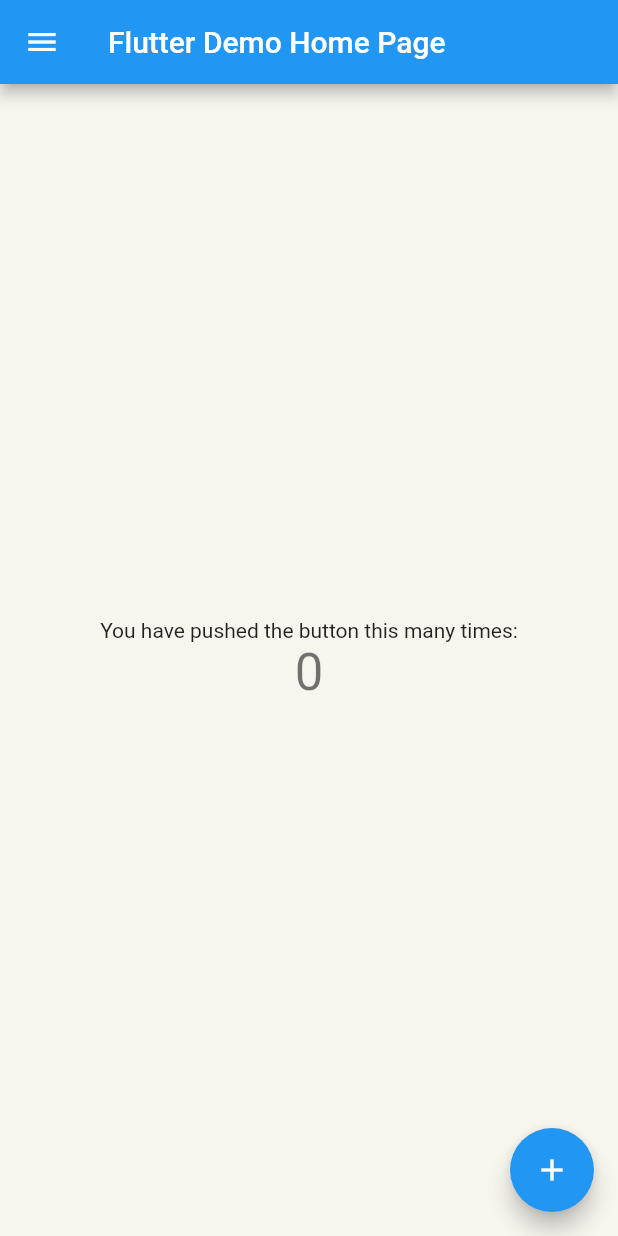
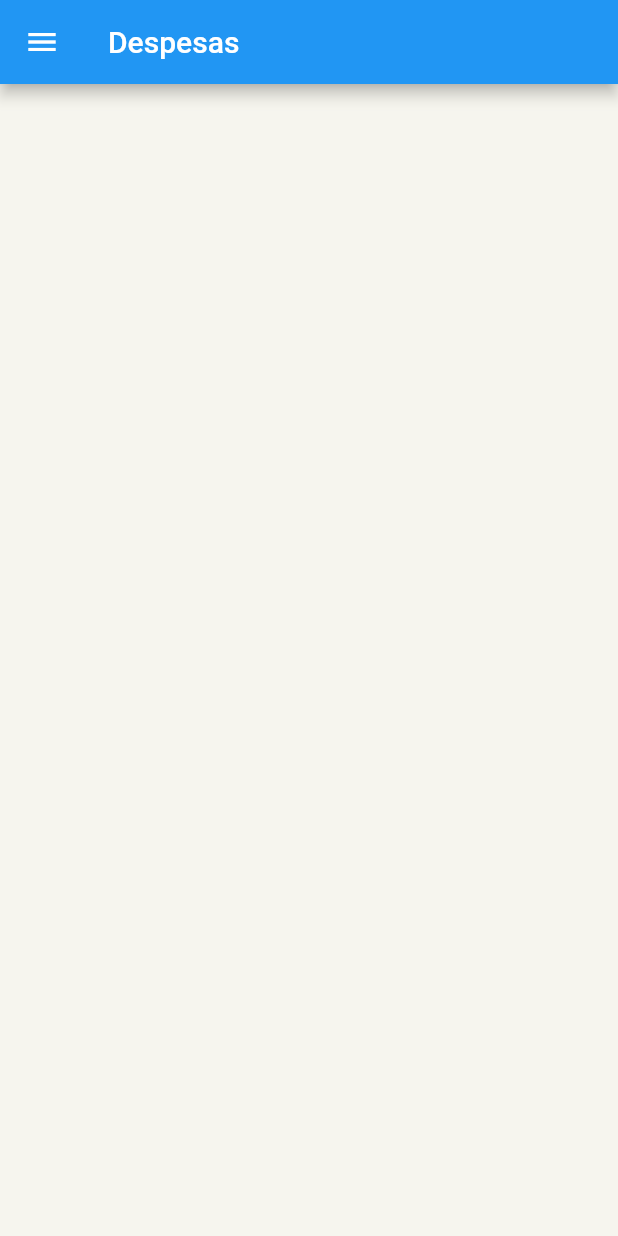
Before and after one commit to AdrianoJunior/condapp_bloc, a Flutter app: the screen it shows after launch, on a phone screen of 412 x 824 dp. Run offline on Flutter 3.47's test engine with Material 2 defaults, Android fonts, the phone set to English and light mode, and no system bars; our stand-ins replace firebase_auth, flutter_vector_icons, package_info_plus; accounts and stored records are empty.

Commit message:
Arquivos iniciais das páginas com rotas nomeadas

```diff
--- a/lib/main.dart
+++ b/lib/main.dart
@@ -1,6 +1,5 @@
-import 'package:cond_app/pages/splash/splash_page.dart';
-import 'package:cond_app/widgets/drawer_list.dart';
-import 'package:flutter/material.dart';
+import 'package:cond_app/utils/exports.dart';
+import 'package:flutter/foundation.dart' show kIsWeb;
 
 void main() {
   runApp(const MyApp());
@@ -18,80 +17,8 @@
         primarySwatch: Colors.blue,
         scaffoldBackgroundColor: const Color(0xFFf6f5ee),
       ),
-      initialRoute: '/splash',
-      routes: {
-        '/': (context) => const MyHomePage(title: 'title'),
-
-        '/splash/': (context) => const SplashPage(),
-      },
-      home: const MyHomePage(title: 'Flutter Demo Home Page'),
+      initialRoute: kIsWeb ? '/login/' : '/splash/',
+      routes: Routes().getRoutes(),
     );
   }
 }
-
-class MyHomePage extends StatefulWidget {
-  const MyHomePage({Key? key, required this.title}) : super(key: key);
-
-
-  final String title;
-
-  @override
-  State<MyHomePage> createState() => _MyHomePageState();
-}
-
-class _MyHomePageState extends State<MyHomePage> {
-  int _counter = 0;
-
-  void _incrementCounter() {
-    setState(() {
-      _counter++;
-    });
-  }
-
-  @override
-  Widget build(BuildContext context) {
-    return Scaffold(
-      drawer: DrawerList(),
-      appBar: AppBar(
-        // Here we take the value from the MyHomePage object that was created by
-        // the App.build method, and use it to set our appbar title.
-        title: Text(widget.title),
-      ),
-      body: Center(
-        // Center is a layout widget. It takes a single child and positions it
-        // in the middle of the parent.
-        child: Column(
-          // Column is also a layout widget. It takes a list of children and
-          // arranges them vertically. By default, it sizes itself to fit its
-          // children horizontally, and tries to be as tall as its parent.
-          //
-          // Invoke "debug painting" (press "p" in the console, choose the
-          // "Toggle Debug Paint" action from the Flutter Inspector in Android
-          // Studio, or the "Toggle Debug Paint" command in Visual Studio Code)
-          // to see the wireframe for each widget.
-          //
-          // Column has various properties to control how it sizes itself and
-          // how it positions its children. Here we use mainAxisAlignment to
-          // center the children vertically; the main axis here is the vertical
-          // axis because Columns are vertical (the cross axis would be
-          // horizontal).
-          mainAxisAlignment: MainAxisAlignment.center,
-          children: <Widget>[
-            const Text(
-              'You have pushed the button this many times:',
-            ),
-            Text(
-              '$_counter',
-              style: Theme.of(context).textTheme.headline4,
-            ),
-          ],
-        ),
-      ),
-      floatingActionButton: FloatingActionButton(
-        onPressed: _incrementCounter,
-        tooltip: 'Increment',
-        child: const Icon(Icons.add),
-      ), // This trailing comma makes auto-formatting nicer for build methods.
-    );
-  }
-}
--- /dev/null
+++ b/lib/pages/condominio/despesas/despesas_page.dart
@@ -0,0 +1,23 @@
+import 'package:cond_app/utils/exports.dart';
+
+class DespesasPage extends StatefulWidget {
+  const DespesasPage({Key? key}) : super(key: key);
+
+  @override
+  _DespesasPageState createState() => _DespesasPageState();
+}
+
+class _DespesasPageState extends State<DespesasPage> {
+  @override
+  Widget build(BuildContext context) {
+    return Scaffold(
+      appBar: AppBar(title: Text("Despesas"),),
+      body: _body(),
+      drawer: DrawerList(),
+    );
+  }
+
+  _body() {
+    return Container();
+  }
+}
--- a/lib/pages/splash/splash_page.dart
+++ b/lib/pages/splash/splash_page.dart
@@ -1,4 +1,4 @@
-import 'package:flutter/material.dart';
+import 'package:cond_app/utils/exports.dart';
 
 class SplashPage extends StatefulWidget {
   const SplashPage({Key? key}) : super(key: key);
@@ -13,7 +13,7 @@
   void initState() {
     super.initState();
 
-    Future.delayed(Duration(seconds: 3)).then((value) => Navigator.pushReplacementNamed(context, '/'));
+    Future.delayed(const Duration(seconds: 5)).then((value) => Navigator.pushReplacementNamed(context, '/'));
   }
 
   @override
--- /dev/null
+++ b/lib/routes/routes.dart
@@ -0,0 +1,17 @@
+import 'package:cond_app/utils/exports.dart';
+
+class Routes {
+  Map<String, WidgetBuilder> getRoutes() {
+    return {
+      '/': (context) => const DespesasPage(),
+      '/splash/': (context) => const SplashPage(),
+      '/login/': (context) => const LoginPage(),
+      '/register/': (context) => const CadastroPage(),
+      '/reservas/': (context) => const ReservasPage(),
+      '/visitas/': (context) => const VisitasPage(),
+      '/reunioes/': (context) => const ReunioesPage(),
+      '/perfil/': (context) => const PerfilPage(),
+      '/recuperar/': (context) => const MudarSenhaPage(),
+    };
+  }
+}
--- a/lib/utils/alert.dart
+++ b/lib/utils/alert.dart
@@ -1,7 +1,4 @@
-
-import 'package:flutter/material.dart';
-
-import 'nav.dart';
+import 'exports.dart';
 
 alert(BuildContext context, String msg, {Function? callback}) {
   showDialog(
--- a/lib/utils/alert_cancel.dart
+++ b/lib/utils/alert_cancel.dart
@@ -1,6 +1,4 @@
-import 'package:flutter/material.dart';
-
-import 'nav.dart';
+import 'exports.dart';
 
 alertCancel(BuildContext context, String msg, {Function? callback}) {
   showDialog(
--- a/lib/utils/nav.dart
+++ b/lib/utils/nav.dart
@@ -1,4 +1,4 @@
-import 'package:flutter/material.dart';
+import 'exports.dart';
 
 Future push(BuildContext context, Widget page, {bool replace = false}) {
   if (replace) {
```
Also changed, not shown: lib/pages/agenda/reservas/reservas_page.dart (added, +23 -0 lines), lib/pages/agenda/visitas/visitas_page.dart (added, +23 -0 lines), lib/pages/condominio/reunioes/reunioes_page.dart (added, +23 -0 lines), lib/pages/conta/login/cadastro_page.dart (added, +23 -0 lines), lib/pages/conta/login/login_page.dart (added, +23 -0 lines), lib/pages/conta/login/mudar_senha_page.dart (added, +23 -0 lines), lib/pages/conta/perfil/perfil_page.dart (added, +23 -0 lines), lib/utils/exports.dart (added, +19 -0 lines), lib/widgets/drawer_list.dart (+11 -9 lines).
